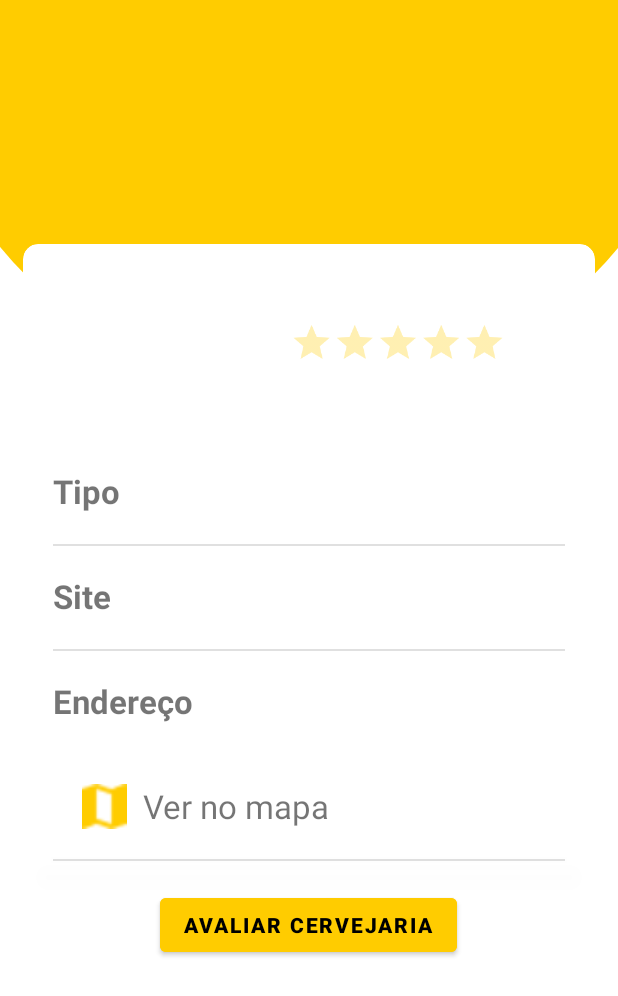
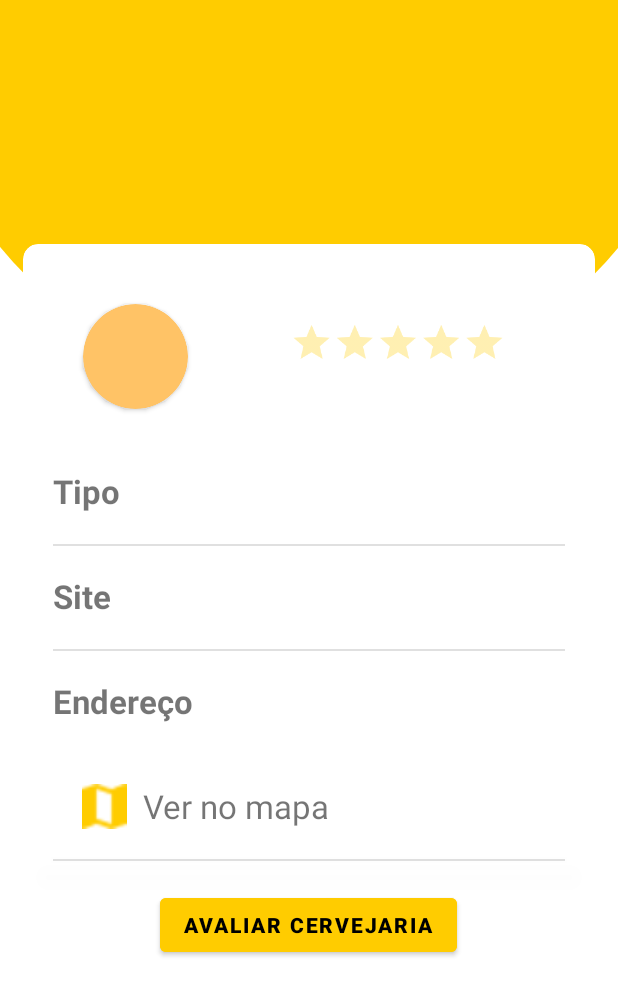
Before and after one commit to joaoramos00/breweryApi, an Android app: the layout activity_details.xml on its own in the app's theme, with its tools: preview values and no code run, on a phone screen of 412 x 824 dp. Shown: the top 996 px of the screen. Run offline under Robolectric (Android 15) with nearby library versions, the phone set to English and light mode, and no system bars; plain views replace MaterialRatingBar.

Commit message:
Brewery details showing

```diff
--- a/app/src/main/java/com/example/android/service/BreweryAPIService.kt
+++ b/app/src/main/java/com/example/android/service/BreweryAPIService.kt
@@ -4,12 +4,15 @@ import com.example.android.model.Breweries
 import retrofit2.Call
 //import retrofit2.Call
 import retrofit2.http.GET
+import retrofit2.http.Query
 import retrofit2.http.Path
-import retrofit2.http.Query
 
 interface BreweryAPIService {
 
     @GET("breweries")
 //    fun getBreweries(): List<Breweries>
     fun getBreweries(@Query("by_city") city: String): Call<List<Breweries>>
+
+    @GET("/breweries/{id}")
+    fun getBrewery(@Path ("id") id: String): Call<Breweries>
 }
--- a/app/src/main/res/layout/activity_details.xml
+++ b/app/src/main/res/layout/activity_details.xml
@@ -26,6 +26,25 @@
         android:contentDescription="@string/detailsBackground"
         android:elevation="10dp"
         app:cardCornerRadius="10dp">
+
+        <androidx.cardview.widget.CardView
+            android:id="@+id/imgItem"
+            android:layout_width="70dp"
+            android:layout_height="70dp"
+            android:layout_marginTop="40dp"
+            android:layout_marginStart="40dp"
+            app:cardCornerRadius="90dp"
+            android:backgroundTint="#FFC366">
+
+            <TextView
+                android:id="@+id/letter"
+                android:layout_width="match_parent"
+                android:layout_height="match_parent"
+                android:gravity="center"
+                android:textColor="#8A7251"
+                android:textStyle="bold"
+                android:textSize="30sp" />
+        </androidx.cardview.widget.CardView>
         <!-- Brewery Name -->
 
         <!-- Raging Text -->
@@ -35,7 +54,7 @@
             android:layout_height="wrap_content"
             android:layout_gravity="end"
             android:layout_marginTop="10dp"
-            android:layout_marginEnd="100dp"
+            android:layout_marginEnd="20dp"
             android:textSize="22sp"
             android:textStyle="bold" />
 
--- a/app/src/main/res/layout/rate_brewery_layout.xml
+++ b/app/src/main/res/layout/rate_brewery_layout.xml
@@ -11,7 +11,7 @@
 
 
     <ImageButton
-        android:id="@+id/imageButton"
+        android:id="@+id/btnCancel"
         android:layout_width="wrap_content"
         android:layout_height="wrap_content"
         android:layout_gravity="end"
@@ -40,7 +40,7 @@
         android:layout_height="wrap_content"
         android:ems="10"
         android:inputType="textEmailAddress"
-        android:text="@string/putEmail"/>
+        android:hint="@string/putEmail"/>
 
     <Button
         android:id="@+id/course_button"
```
Also changed, not shown: app/src/main/java/com/example/android/Data.kt (deleted, +0 -11 lines), app/src/main/java/com/example/android/view/DetailsActivity.kt (+64 -20 lines), app/src/main/java/com/example/android/view/RateBrewery.kt (+8 -2 lines).
